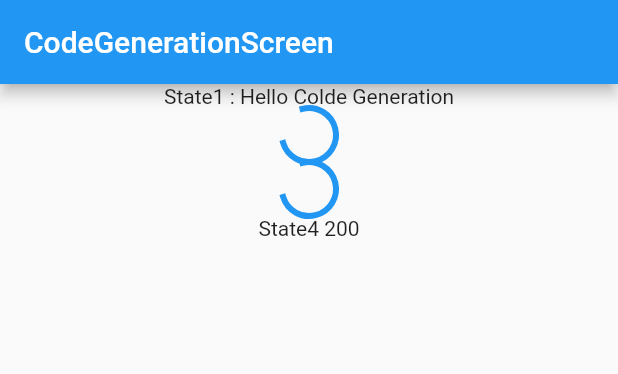
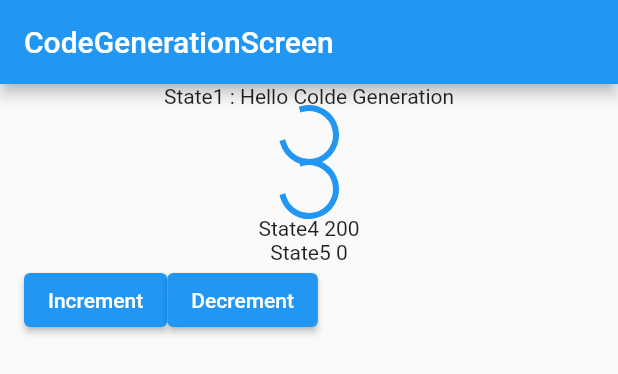
Before and after one commit to hjh1161514/Flutter-State-Management, a Flutter app: the CodeGenerationScreen widget shown alone on an empty page, opened directly, on a phone screen of 412 x 824 dp. Shown: the top 374 px of the screen. Run offline on Flutter 3.47's test engine with Material 2 defaults, Android fonts, the phone set to English and light mode, and no system bars; our stand-ins replace flutter_riverpod, riverpod_annotation; generated files the repository leaves out were written again.

Commit message:
[FEAT] StateNotifierProvider 코드 제너레이션으로 생성

```diff
--- a/lib/riverpod/code_generation_provider.dart
+++ b/lib/riverpod/code_generation_provider.dart
@@ -65,3 +65,21 @@ int gStateMultiply(GStateMultiplyRef ref, {
 }) {
   return number1 * number2;
 }
+
+// StateNotifierProvider
+@riverpod
+class GStateNotifier extends _$GStateNotifier{
+  // 차이점) build 함수 내에서 초기값을 지정
+  @override
+  int build() {
+    return 0;
+  }
+
+  increment() {
+    state ++;
+  }
+
+  decrement() {
+    state --;
+  }
+}
--- a/lib/screen/code_generation_screen.dart
+++ b/lib/screen/code_generation_screen.dart
@@ -15,6 +15,7 @@ class CodeGenerationScreen extends ConsumerWidget {
       number1: 10,
       number2: 20,
     ));
+    final state5 = ref.watch(gStateNotifierProvider);
 
     return DefaultLayout(
         title: 'CodeGenerationScreen',
@@ -46,6 +47,23 @@ class CodeGenerationScreen extends ConsumerWidget {
               loading: () => Center(child: CircularProgressIndicator()), // loading이 되고 있을 떄 실행되는 함수
             ),
             Text('State4 $state4'),
+            Text('State5 $state5'),
+            Row(
+              children: [
+                ElevatedButton(
+                    onPressed: (){
+                      ref.read(gStateNotifierProvider.notifier).increment();
+                    },
+                    child: Text('Increment')
+                ),
+                ElevatedButton(
+                    onPressed: (){
+                      ref.read(gStateNotifierProvider.notifier).decrement();
+                    },
+                    child: Text('Decrement')
+                ),
+              ],
+            )
           ],
         )
     );
```
Also changed, not shown: lib/riverpod/code_generation_provider.g.dart.
